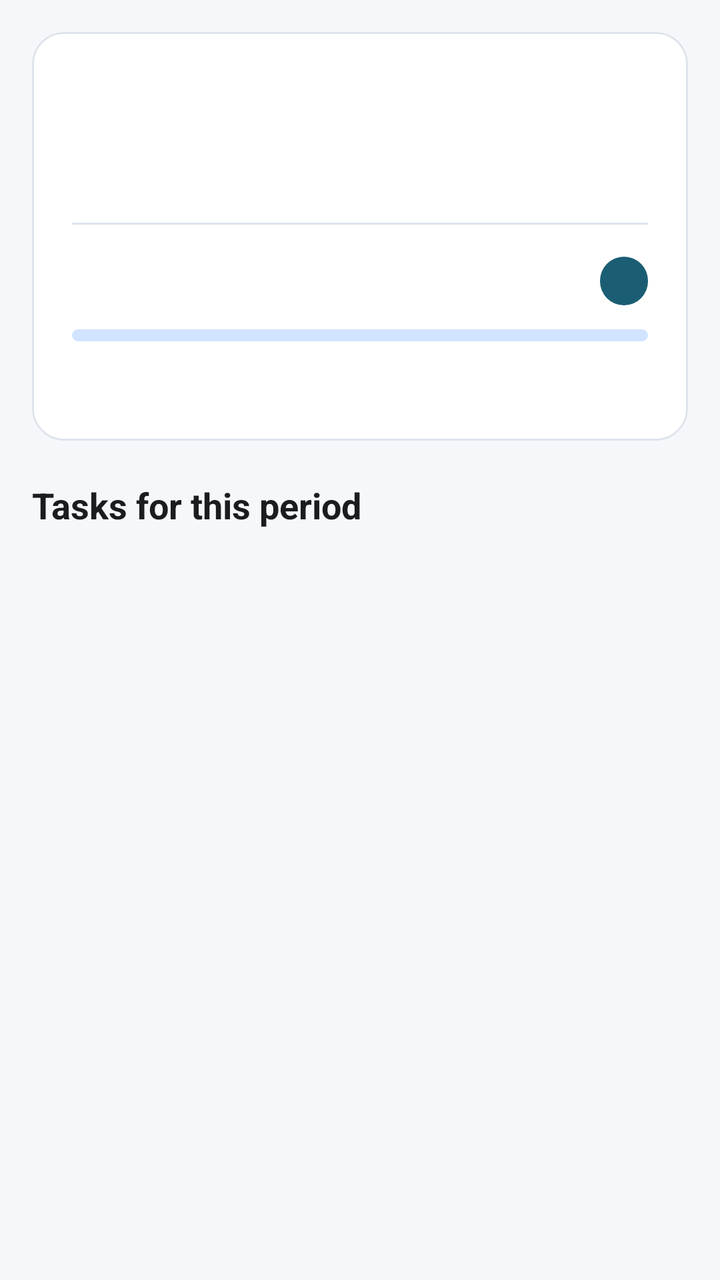
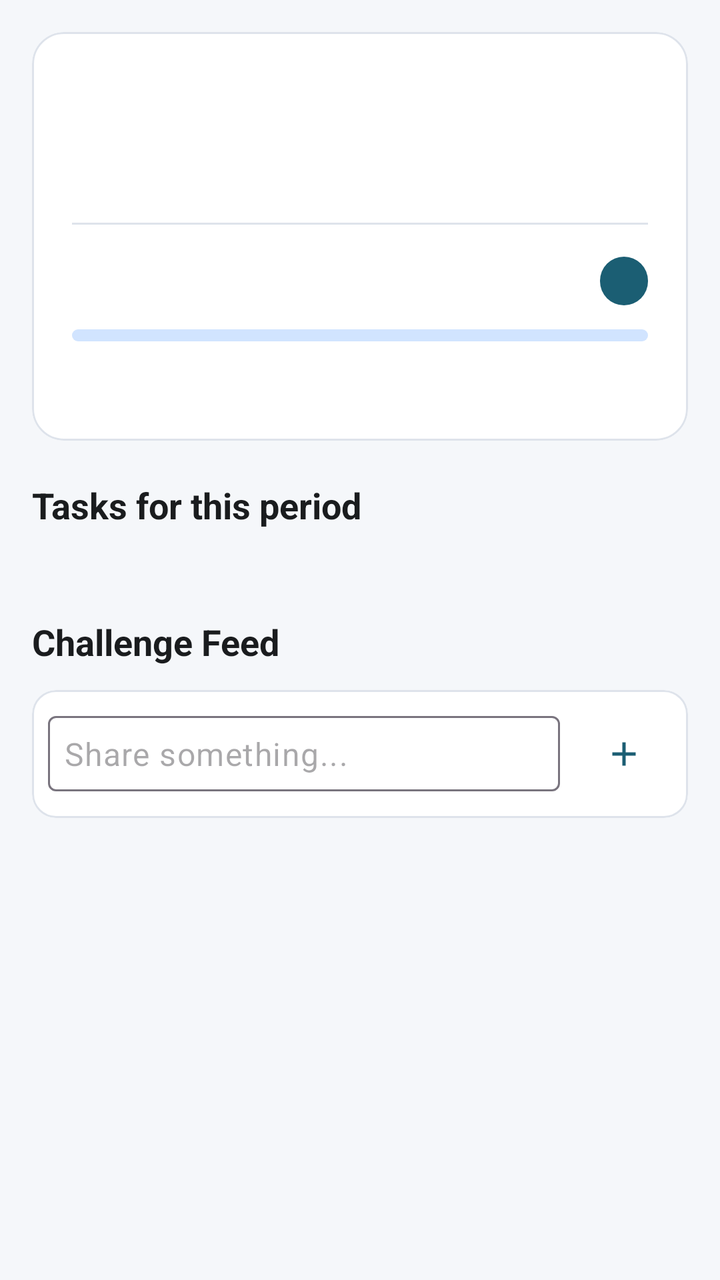

Compare the two renders of this Android layout. The source of the first and the diff that turns it into the second are given below.
<!-- AndroidManifest.xml: application theme Theme.TakeControl -->
<!-- res/layout/fragment_challenge_detail.xml -->
<?xml version="1.0" encoding="utf-8"?>
<androidx.core.widget.NestedScrollView xmlns:android="http://schemas.android.com/apk/res/android"
    xmlns:app="http://schemas.android.com/apk/res-auto"
    android:layout_width="match_parent"
    android:layout_height="match_parent"
    android:background="@color/background">

    <LinearLayout
        android:layout_width="match_parent"
        android:layout_height="wrap_content"
        android:orientation="vertical"
        android:padding="16dp">

        <com.google.android.material.card.MaterialCardView
            android:layout_width="match_parent"
            android:layout_height="wrap_content"
            android:layout_marginBottom="20dp"
            app:cardCornerRadius="16dp"
            app:cardElevation="0dp"
            app:strokeWidth="1dp"
            app:strokeColor="@color/surface_variant">

            <LinearLayout
                android:layout_width="match_parent"
                android:layout_height="wrap_content"
                android:orientation="vertical"
                android:padding="20dp">

                <TextView
                    android:id="@+id/challengeTitleText"
                    android:layout_width="match_parent"
                    android:layout_height="wrap_content"
                    android:textColor="@color/text_primary"
                    android:textSize="24sp"
                    android:textStyle="bold"
                    android:letterSpacing="-0.02" />

                <TextView
                    android:id="@+id/challengeDescriptionText"
                    android:layout_width="match_parent"
                    android:layout_height="wrap_content"
                    android:layout_marginTop="8dp"
                    android:textColor="@color/text_secondary"
                    android:lineSpacingExtra="2dp" />

                <View
                    android:layout_width="match_parent"
                    android:layout_height="1dp"
                    android:layout_marginVertical="16dp"
                    android:background="@color/surface_variant" />

                <LinearLayout
                    android:layout_width="match_parent"
                    android:layout_height="wrap_content"
                    android:orientation="horizontal"
                    android:gravity="center_vertical">

                    <TextView
                        android:id="@+id/progressText"
                        android:layout_width="0dp"
                        android:layout_height="wrap_content"
                        android:layout_weight="1"
                        android:textColor="@color/primary"
                        android:textSize="18sp"
                        android:textStyle="bold" />

                    <TextView
                        android:id="@+id/statusText"
                        android:layout_width="wrap_content"
                        android:layout_height="wrap_content"
                        android:paddingHorizontal="12dp"
                        android:paddingVertical="4dp"
                        android:background="@drawable/bg_status_badge"
                        android:textColor="@color/white"
                        android:textSize="12sp"
                        android:textStyle="bold" />
                </LinearLayout>

                <com.google.android.material.progressindicator.LinearProgressIndicator
                    android:id="@+id/progressBar"
                    android:layout_width="match_parent"
                    android:layout_height="wrap_content"
                    android:layout_marginTop="12dp"
                    app:indicatorColor="@color/primary"
                    app:indicatorTrackGapSize="0dp"
                    app:trackColor="@color/primary_container"
                    app:trackCornerRadius="3dp"
                    app:trackStopIndicatorSize="0dp"
                    app:trackThickness="6dp" />

                <TextView
                    android:id="@+id/membersText"
                    android:layout_width="match_parent"
                    android:layout_height="wrap_content"
                    android:layout_marginTop="12dp"
                    android:textColor="@color/text_secondary"
                    android:textSize="13sp" />

                <TextView
                    android:id="@+id/daysRemainingText"
                    android:layout_width="match_parent"
                    android:layout_height="wrap_content"
                    android:layout_marginTop="4dp"
                    android:textColor="@color/secondary"
                    android:textSize="13sp"
                    android:textStyle="bold"
                    android:visibility="gone" />

                <LinearLayout
                    android:id="@+id/skipsLayout"
                    android:layout_width="match_parent"
                    android:layout_height="wrap_content"
                    android:layout_marginTop="8dp"
                    android:gravity="center_vertical"
                    android:orientation="horizontal"
                    android:visibility="gone">

                    <TextView
                        android:id="@+id/skipsText"
                        android:layout_width="0dp"
                        android:layout_height="wrap_content"
                        android:layout_weight="1"
                        android:textColor="@color/text_secondary"
                        android:textSize="13sp" />

                    <com.google.android.material.button.MaterialButton
                        android:id="@+id/skipButton"
                        style="@style/Widget.Material3.Button.TonalButton"
                        android:layout_width="wrap_content"
                        android:layout_height="wrap_content"
                        android:text="@string/use_skip_day"
                        android:textSize="12sp" />
                </LinearLayout>

                <TextView
                    android:id="@+id/completedBanner"
                    android:layout_width="match_parent"
                    android:layout_height="wrap_content"
                    android:layout_marginTop="16dp"
                    android:background="@drawable/bg_completed_banner"
                    android:padding="16dp"
                    android:text="@string/challenge_completed"
                    android:textColor="@color/status_completed"
                    android:textSize="16sp"
                    android:textStyle="bold"
                    android:visibility="gone"
                    android:textAlignment="center" />
            </LinearLayout>
        </com.google.android.material.card.MaterialCardView>

        <LinearLayout
            android:id="@+id/draftActionsLayout"
            android:layout_width="match_parent"
            android:layout_height="wrap_content"
            android:layout_marginBottom="16dp"
            android:orientation="horizontal"
            android:visibility="gone">

            <com.google.android.material.button.MaterialButton
                android:id="@+id/startButton"
                android:layout_width="match_parent"
                android:layout_height="wrap_content"
                android:text="@string/start_challenge"
                app:cornerRadius="12dp" />
        </LinearLayout>

        <TextView
            android:layout_width="match_parent"
            android:layout_height="wrap_content"
            android:layout_marginBottom="12dp"
            android:text="@string/tasks_for_period"
            android:textColor="@color/text_primary"
            android:textSize="18sp"
            android:textStyle="bold" />

        <androidx.recyclerview.widget.RecyclerView
            android:id="@+id/tasksRecyclerView"
            android:layout_width="match_parent"
            android:layout_height="wrap_content"
            android:nestedScrollingEnabled="false" />

        <TextView
            android:id="@+id/leaderboardTitle"
            android:layout_width="match_parent"
            android:layout_height="wrap_content"
            android:layout_marginTop="32dp"
            android:layout_marginBottom="12dp"
            android:text="@string/leaderboard"
            android:textColor="@color/text_primary"
            android:textSize="18sp"
            android:textStyle="bold"
            android:visibility="gone" />

        <androidx.recyclerview.widget.RecyclerView
            android:id="@+id/leaderboardRecyclerView"
            android:layout_width="match_parent"
            android:layout_height="wrap_content"
            android:nestedScrollingEnabled="false"
            android:visibility="gone" />
    </LinearLayout>
</androidx.core.widget.NestedScrollView>
<!-- resources referenced by this layout -->
<resources>
  <color name="background">#F5F7FA</color>
  <color name="primary">#1B5E73</color>
  <color name="primary_container">#D1E4FF</color>
  <color name="secondary">#4CAF93</color>
  <color name="status_completed">#1565C0</color>
  <color name="surface_variant">#DEE3EB</color>
  <color name="text_primary">#1A1C1E</color>
  <color name="text_secondary">#44474E</color>
  <color name="white">#FFFFFF</color>
  <!-- drawable bg_completed_banner (drawable) -->
  <?xml version="1.0" encoding="utf-8"?>
  <shape xmlns:android="http://schemas.android.com/apk/res/android"
      android:shape="rectangle">
      <solid android:color="#E3F2FD" />
      <corners android:radius="12dp" />
      <stroke
          android:width="1dp"
          android:color="@color/status_completed" />
  </shape>
  <!-- drawable bg_status_badge (drawable) -->
  <?xml version="1.0" encoding="utf-8"?>
  <shape xmlns:android="http://schemas.android.com/apk/res/android"
      android:shape="rectangle">
      <solid android:color="@color/primary" />
      <corners android:radius="12dp" />
  </shape>
  <string name="challenge_completed">Challenge completed!</string>
  <string name="leaderboard">Leaderboard</string>
  <string name="start_challenge">Start challenge</string>
  <string name="tasks_for_period">Tasks for this period</string>
  <string name="use_skip_day">Use Skip Day</string>
  <style name="Theme.TakeControl" parent="Theme.Material3.Light.NoActionBar">
          <item name="colorPrimary">@color/primary</item>
          <item name="colorPrimaryDark">@color/primary_dark</item>
          <item name="colorSecondary">@color/secondary</item>
          <item name="colorOnPrimary">@color/on_primary</item>
          <item name="colorSurface">@color/surface</item>
          <item name="android:statusBarColor">@android:color/transparent</item>
          <item name="android:windowLightStatusBar">false</item>
          <item name="android:windowBackground">@color/background</item>
          <item name="materialButtonStyle">@style/Widget.TakeControl.Button</item>
      </style>
  <color name="primary_dark">#0F3D4D</color>
  <color name="on_primary">#FFFFFF</color>
  <color name="surface">#FFFFFF</color>
  <style name="Widget.TakeControl.Button" parent="Widget.Material3.Button">
          <item name="cornerRadius">12dp</item>
      </style>
</resources>

<!-- the commit's change to res/layout/fragment_challenge_detail.xml (unified diff, before → after) -->
@@ -197,5 +197,67 @@
             android:layout_height="wrap_content"
             android:nestedScrollingEnabled="false"
             android:visibility="gone" />
+
+        <TextView
+            android:id="@+id/feedTitle"
+            android:layout_width="match_parent"
+            android:layout_height="wrap_content"
+            android:layout_marginTop="32dp"
+            android:layout_marginBottom="12dp"
+            android:text="Challenge Feed"
+            android:textColor="@color/text_primary"
+            android:textSize="18sp"
+            android:textStyle="bold" />
+
+        <com.google.android.material.card.MaterialCardView
+            android:id="@+id/postCard"
+            android:layout_width="match_parent"
+            android:layout_height="wrap_content"
+            android:layout_marginBottom="16dp"
+            app:cardCornerRadius="12dp"
+            app:cardElevation="0dp"
+            app:strokeWidth="1dp"
+            app:strokeColor="@color/surface_variant">
+
+            <LinearLayout
+                android:layout_width="match_parent"
+                android:layout_height="wrap_content"
+                android:gravity="center_vertical"
+                android:orientation="horizontal"
+                android:padding="8dp">
+
+                <com.google.android.material.textfield.TextInputLayout
+                    android:id="@+id/postInputLayout"
+                    style="@style/Widget.Material3.TextInputLayout.OutlinedBox.Dense"
+                    android:layout_width="0dp"
+                    android:layout_height="wrap_content"
+                    android:layout_weight="1"
+                    app:hintEnabled="false">
+
+                    <com.google.android.material.textfield.TextInputEditText
+                        android:id="@+id/postInput"
+                        android:layout_width="match_parent"
+                        android:layout_height="wrap_content"
+                        android:hint="Share something..."
+                        android:inputType="textMultiLine"
+                        android:maxLines="3"
+                        android:padding="8dp" />
+                </com.google.android.material.textfield.TextInputLayout>
+
+                <com.google.android.material.button.MaterialButton
+                    android:id="@+id/postButton"
+                    style="@style/Widget.Material3.Button.IconButton"
+                    android:layout_width="wrap_content"
+                    android:layout_height="wrap_content"
+                    android:layout_marginStart="8dp"
+                    app:icon="@drawable/ic_add" />
+            </LinearLayout>
+        </com.google.android.material.card.MaterialCardView>
+
+        <androidx.recyclerview.widget.RecyclerView
+            android:id="@+id/feedRecyclerView"
+            android:layout_width="match_parent"
+            android:layout_height="wrap_content"
+            android:nestedScrollingEnabled="false" />
     </LinearLayout>
 </androidx.core.widget.NestedScrollView>
<!-- resource entries referenced after the edit -->
@@ -26,6 +26,17 @@
       <solid android:color="@color/primary" />
       <corners android:radius="12dp" />
   </shape>
+  <!-- drawable ic_add (drawable) -->
+  <?xml version="1.0" encoding="utf-8"?>
+  <vector xmlns:android="http://schemas.android.com/apk/res/android"
+      android:width="24dp"
+      android:height="24dp"
+      android:viewportWidth="24"
+      android:viewportHeight="24">
+      <path
+          android:fillColor="@color/on_primary"
+          android:pathData="M19,13h-6v6h-2v-6H5v-2h6V5h2v6h6v2z" />
+  </vector>
   <string name="challenge_completed">Challenge completed!</string>
   <string name="leaderboard">Leaderboard</string>
   <string name="start_challenge">Start challenge</string>
@@ -42,8 +53,8 @@
           <item name="android:windowBackground">@color/background</item>
           <item name="materialButtonStyle">@style/Widget.TakeControl.Button</item>
       </style>
+  <color name="on_primary">#FFFFFF</color>
   <color name="primary_dark">#0F3D4D</color>
-  <color name="on_primary">#FFFFFF</color>
   <color name="surface">#FFFFFF</color>
   <style name="Widget.TakeControl.Button" parent="Widget.Material3.Button">
           <item name="cornerRadius">12dp</item>
